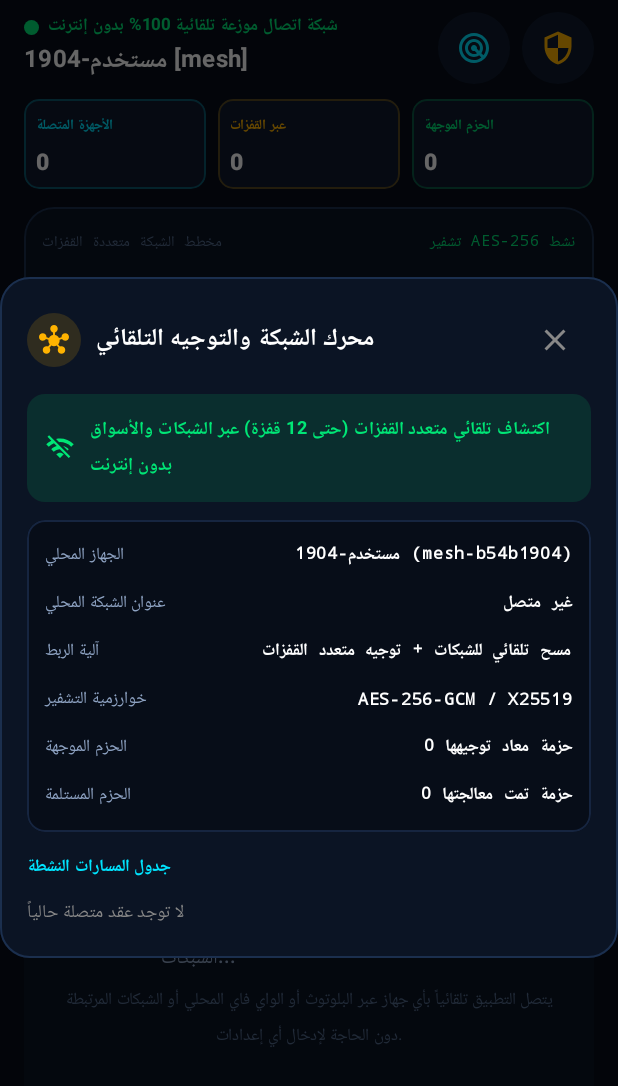
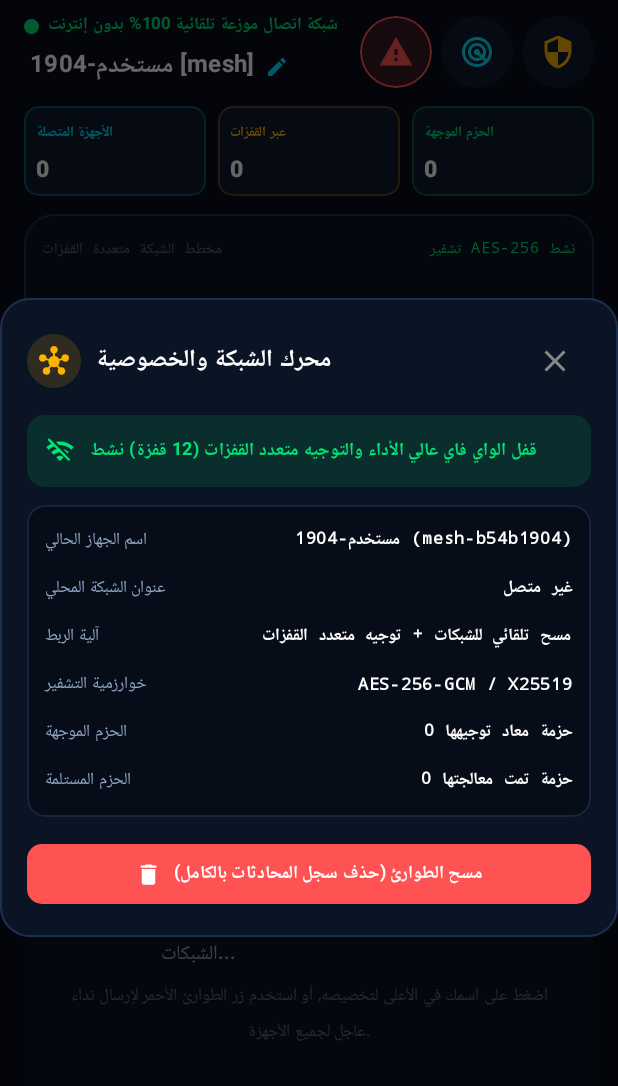
Before and after one commit to blalmhmdalmnswry997-art/b11lal-app, an Android app built with Jetpack Compose: the composable MeshRadarScreen shown on its own in the app's theme, after a tap on "حالة الشبكة", on a phone screen of 412 x 824 dp. Shown: the top 1086 px of the screen. Run offline under Robolectric (Android 15) with nearby library versions, the phone set to English and light mode, and no system bars; libraries missing offline, so code that uses them is left out: androidx.camera.core, androidx.camera.lifecycle, com.google.android.gms; 4 statements that could not run were skipped; 2 other taps on this screen came first.

Commit message:
Update MeshRadarScreen.kt

```diff
--- a/app/src/main/java/com/example/ui/screens/MeshRadarScreen.kt
+++ b/app/src/main/java/com/example/ui/screens/MeshRadarScreen.kt
@@ -9,6 +9,7 @@ import androidx.compose.animation.core.tween
 import androidx.compose.foundation.Canvas
 import androidx.compose.foundation.background
 import androidx.compose.foundation.border
+import androidx.compose.foundation.clickable
 import androidx.compose.foundation.layout.Arrangement
 import androidx.compose.foundation.layout.Box
 import androidx.compose.foundation.layout.Column
@@ -29,10 +30,13 @@ import androidx.compose.material.icons.Icons
 import androidx.compose.material.icons.filled.Chat
 import androidx.compose.material.icons.filled.CheckCircle
 import androidx.compose.material.icons.filled.Close
+import androidx.compose.material.icons.filled.Delete
+import androidx.compose.material.icons.filled.Edit
 import androidx.compose.material.icons.filled.Hub
 import androidx.compose.material.icons.filled.Link
 import androidx.compose.material.icons.filled.Radar
 import androidx.compose.material.icons.filled.Security
+import androidx.compose.material.icons.filled.Warning
 import androidx.compose.material.icons.filled.WifiOff
 import androidx.compose.material3.Button
 import androidx.compose.material3.ButtonDefaults
@@ -42,6 +46,7 @@ import androidx.compose.material3.Icon
 import androidx.compose.material3.IconButton
 import androidx.compose.material3.MaterialTheme
 import androidx.compose.material3.OutlinedButton
+import androidx.compose.material3.OutlinedTextField
 import androidx.compose.material3.Text
 import androidx.compose.runtime.Composable
 import androidx.compose.runtime.collectAsState
@@ -78,6 +83,7 @@ fun MeshRadarScreen(
     viewModel: MainViewModel,
     modifier: Modifier = Modifier
 ) {
+    val localNodeName by viewModel.localNodeName.collectAsState()
     val isAdvertising by viewModel.isAdvertising.collectAsState()
     val isDiscovering by viewModel.isDiscovering.collectAsState()
     val discoveredPeers by viewModel.discoveredPeers.collectAsState()
@@ -89,6 +95,8 @@ fun MeshRadarScreen(
     val peerToVerify by viewModel.peerToVerify.collectAsState()
 
     var showDiagnostics by remember { mutableStateOf(false) }
+    var showEditNameDialog by remember { mutableStateOf(false) }
+    var newNameInput by remember(localNodeName) { mutableStateOf(localNodeName) }
 
     val allPeers = remember(discoveredPeers, connectedPeers) {
         val map = discoveredPeers.toMutableMap()
@@ -109,7 +117,7 @@ fun MeshRadarScreen(
             horizontalArrangement = Arrangement.SpaceBetween,
             verticalAlignment = Alignment.CenterVertically
         ) {
-            Column {
+            Column(modifier = Modifier.weight(1f)) {
                 Row(verticalAlignment = Alignment.CenterVertically) {
                     Box(
                         modifier = Modifier
@@ -125,15 +133,53 @@ fun MeshRadarScreen(
                         fontWeight = FontWeight.Bold
                     )
                 }
+
+                Spacer(modifier = Modifier.height(2.dp))
+
+                Row(
+                    verticalAlignment = Alignment.CenterVertically,
+                    modifier = Modifier
+                        .clip(RoundedCornerShape(8.dp))
+                        .clickable {
+                            newNameInput = localNodeName
+                            showEditNameDialog = true
+                        }
+                        .padding(vertical = 2.dp, horizontal = 4.dp)
+                ) {
                     Text(
-                    text = "${viewModel.repository.localNodeName} [${viewModel.repository.localNodeId.take(4)}]",
+                        text = "$localNodeName [${viewModel.repository.localNodeId.take(4)}]",
                         style = MaterialTheme.typography.titleMedium,
                         color = Color.White,
                         fontWeight = FontWeight.Bold
                     )
+                    Spacer(modifier = Modifier.width(6.dp))
+                    Icon(
+                        imageVector = Icons.Default.Edit,
+                        contentDescription = "تعديل الاسم",
+                        tint = CyanPrimary,
+                        modifier = Modifier.size(16.dp)
+                    )
+                }
             }
 
             Row(verticalAlignment = Alignment.CenterVertically) {
+                IconButton(
+                    onClick = { viewModel.sendSosBroadcast() },
+                    modifier = Modifier
+                        .clip(CircleShape)
+                        .background(RedAlert.copy(alpha = 0.2f))
+                        .border(1.dp, RedAlert, CircleShape)
+                        .testTag("sos_button")
+                ) {
+                    Icon(
+                        imageVector = Icons.Default.Warning,
+                        contentDescription = "نداء طوارئ SOS",
+                        tint = RedAlert
+                    )
+                }
+
+                Spacer(modifier = Modifier.width(6.dp))
+
                 IconButton(
                     onClick = { viewModel.toggleGraphView() },
                     modifier = Modifier
@@ -148,7 +194,7 @@ fun MeshRadarScreen(
                     )
                 }
 
-                Spacer(modifier = Modifier.width(8.dp))
+                Spacer(modifier = Modifier.width(6.dp))
 
                 IconButton(
                     onClick = { showDiagnostics = true },
@@ -197,7 +243,7 @@ fun MeshRadarScreen(
         Box(
             modifier = Modifier
                 .fillMaxWidth()
-                .height(250.dp)
+                .height(240.dp)
                 .clip(RoundedCornerShape(20.dp))
                 .background(Color(0xFF0B1424))
                 .border(1.dp, Color(0xFF1B2F4E), RoundedCornerShape(20.dp)),
@@ -454,7 +500,7 @@ fun MeshRadarScreen(
                     )
                     Spacer(modifier = Modifier.height(4.dp))
                     Text(
-                        text = "يتصل التطبيق تلقائياً بأي جهاز عبر البلوتوث أو الواي فاي المحلي أو الشبكات المرتبطة دون الحاجة لإدخال أي إعدادات.",
+                        text = "اضغط على اسمك في الأعلى لتخصيصه، أو استخدم زر الطوارئ الأحمر لإرسال نداء عاجل لجميع الأجهزة.",
                         color = Color(0xFF536B8D),
                         fontSize = 11.sp,
                         textAlign = TextAlign.Center
@@ -478,6 +524,65 @@ fun MeshRadarScreen(
                         onChatClick = { viewModel.openConversation(peerItem.nodeId) },
                         onVerifyClick = { viewModel.openVerificationDialog(peerItem) }
                     )
+                }
+            }
+        }
+    }
+
+    if (showEditNameDialog) {
+        Dialog(onDismissRequest = { showEditNameDialog = false }) {
+            Card(
+                modifier = Modifier.fillMaxWidth(),
+                shape = RoundedCornerShape(20.dp),
+                colors = CardDefaults.cardColors(containerColor = Color(0xFF0B1424)),
+                border = androidx.compose.foundation.BorderStroke(1.dp, CyanPrimary)
+            ) {
+                Column(modifier = Modifier.padding(20.dp)) {
+                    Text(
+                        text = "تخصيص اسم جهازك في الشبكة",
+                        style = MaterialTheme.typography.titleMedium,
+                        color = Color.White,
+                        fontWeight = FontWeight.Bold
+                    )
+                    Spacer(modifier = Modifier.height(8.dp))
+                    Text(
+                        text = "سيظهر هذا الاسم لدى جميع الأجهزة المتصلة بك في الرادار والمحادثات والمكالمات:",
+                        fontSize = 12.sp,
+                        color = Color(0xFF8FA4C4)
+                    )
+                    Spacer(modifier = Modifier.height(12.dp))
+                    OutlinedTextField(
+                        value = newNameInput,
+                        onValueChange = { newNameInput = it },
+                        singleLine = true,
+                        label = { Text("الاسم الظاهر في الشبكة", color = CyanPrimary) },
+                        modifier = Modifier.fillMaxWidth()
+                    )
+                    Spacer(modifier = Modifier.height(16.dp))
+                    Row(
+                        modifier = Modifier.fillMaxWidth(),
+                        horizontalArrangement = Arrangement.End
+                    ) {
+                        OutlinedButton(
+                            onClick = { showEditNameDialog = false },
+                            shape = RoundedCornerShape(10.dp)
+                        ) {
+                            Text("إلغاء", color = Color.LightGray)
+                        }
+                        Spacer(modifier = Modifier.width(8.dp))
+                        Button(
+                            onClick = {
+                                if (newNameInput.isNotBlank()) {
+                                    viewModel.updateLocalNodeName(newNameInput)
+                                    showEditNameDialog = false
+                                }
+                            },
+                            colors = ButtonDefaults.buttonColors(containerColor = CyanPrimary),
+                            shape = RoundedCornerShape(10.dp)
+                        ) {
+                            Text("حفظ وتحديث", color = Color(0xFF001F29), fontWeight = FontWeight.Bold)
+                        }
+                    }
                 }
             }
         }
@@ -514,7 +619,7 @@ fun MeshRadarScreen(
                             }
                             Spacer(modifier = Modifier.width(10.dp))
                             Text(
-                                text = "محرك الشبكة والتوجيه التلقائي",
+                                text = "محرك الشبكة والخصوصية",
                                 style = MaterialTheme.typography.titleMedium,
                                 color = Color.White,
                                 fontWeight = FontWeight.Bold
@@ -547,7 +652,7 @@ fun MeshRadarScreen(
                         )
                         Spacer(modifier = Modifier.width(10.dp))
                         Text(
-                            text = "اكتشاف تلقائي متعدد القفزات (حتى 12 قفزة) عبر الشبكات والأسواق بدون إنترنت",
+                            text = "قفل الواي فاي عالي الأداء والتوجيه متعدد القفزات (12 قفزة) نشط",
                             fontSize = 12.sp,
                             color = EmeraldSecure,
                             fontWeight = FontWeight.Bold
@@ -565,7 +670,7 @@ fun MeshRadarScreen(
                             .padding(12.dp),
                         verticalArrangement = Arrangement.spacedBy(8.dp)
                     ) {
-                        DiagnosticRow("الجهاز المحلي", "${viewModel.repository.localNodeName} (${viewModel.repository.localNodeId})")
+                        DiagnosticRow("اسم الجهاز الحالي", "$localNodeName (${viewModel.repository.localNodeId})")
                         DiagnosticRow("عنوان الشبكة المحلي", viewModel.repository.nearbyManager.getPrimaryLocalIp())
                         DiagnosticRow("آلية الربط", "مسح تلقائي للشبكات + توجيه متعدد القفزات")
                         DiagnosticRow("خوارزمية التشفير", "AES-256-GCM / X25519")
@@ -573,49 +678,30 @@ fun MeshRadarScreen(
                         DiagnosticRow("الحزم المستلمة", "$packetsReceived حزمة تمت معالجتها")
                     }
 
-                    Spacer(modifier = Modifier.height(12.dp))
+                    Spacer(modifier = Modifier.height(14.dp))
 
-                    Text(
-                        text = "جدول المسارات النشطة",
-                        fontSize = 11.sp,
-                        color = CyanPrimary,
-                        fontWeight = FontWeight.Bold
-                    )
-
-                    Spacer(modifier = Modifier.height(6.dp))
-
-                    if (connectedPeers.isEmpty()) {
-                        Text(
-                            text = "لا توجد عقد متصلة حالياً",
-                            fontSize = 12.sp,
-                            color = Color.Gray
-                        )
-                    } else {
-                        for (peerItem in connectedPeers.values) {
-                            Row(
-                                modifier = Modifier
-                                    .fillMaxWidth()
-                                    .padding(vertical = 3.dp)
-                                    .clip(RoundedCornerShape(8.dp))
-                                    .background(Color(0xFF0F1A2E))
-                                    .padding(horizontal = 10.dp, vertical = 8.dp),
-                                verticalAlignment = Alignment.CenterVertically
+                    Button(
+                        onClick = {
+                            viewModel.clearAllChats()
+                            showDiagnostics = false
+                        },
+                        colors = ButtonDefaults.buttonColors(containerColor = RedAlert),
+                        shape = RoundedCornerShape(10.dp),
+                        modifier = Modifier.fillMaxWidth()
                     ) {
-                                Box(
-                                    modifier = Modifier
-                                        .size(8.dp)
-                                        .clip(CircleShape)
-                                        .background(if (peerItem.isDirect) EmeraldSecure else AmberMesh)
+                        Icon(
+                            imageVector = Icons.Default.Delete,
+                            contentDescription = null,
+                            tint = Color.White,
+                            modifier = Modifier.size(18.dp)
                         )
                         Spacer(modifier = Modifier.width(8.dp))
                         Text(
-                                    text = "${peerItem.nodeName} • القفزات: ${peerItem.hops}",
-                                    fontSize = 12.sp,
-                                    color = CyanPrimary,
-                                    fontFamily = FontFamily.Monospace
+                            text = "مسح الطوارئ (حذف سجل المحادثات بالكامل)",
+                            color = Color.White,
+                            fontWeight = FontWeight.Bold,
+                            fontSize = 12.sp
                         )
-                            }
-                        }
                     }
                 }
             }
```
Lines whose indentation alone changed are shown as unchanged.
